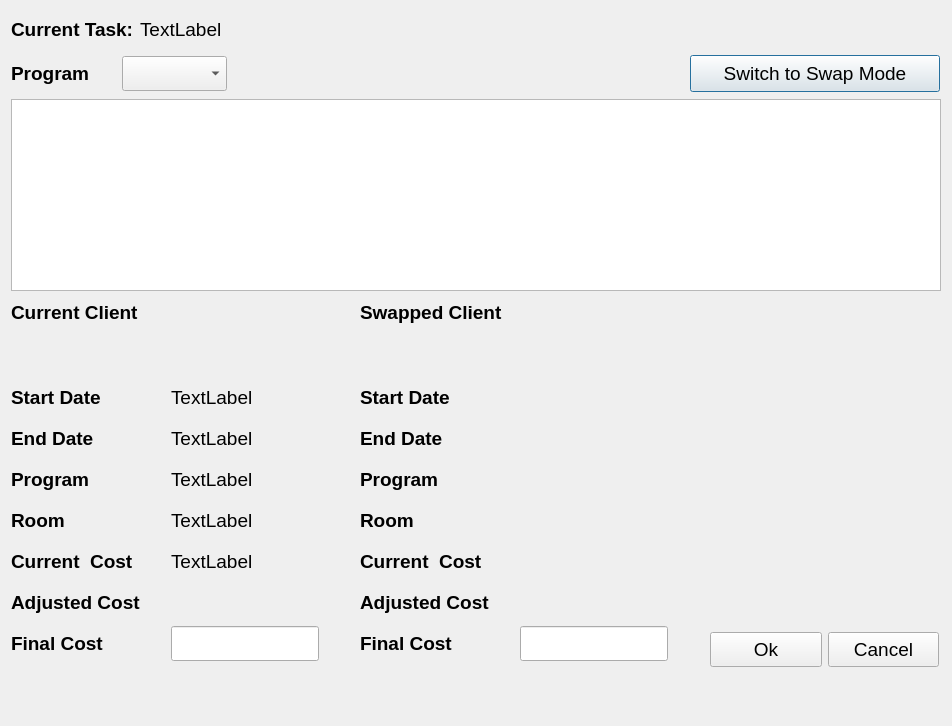
This is ArcApp/editrooms.ui in Arc-Project/Arc as Qt 5 draws it before an edit. The edited form follows.
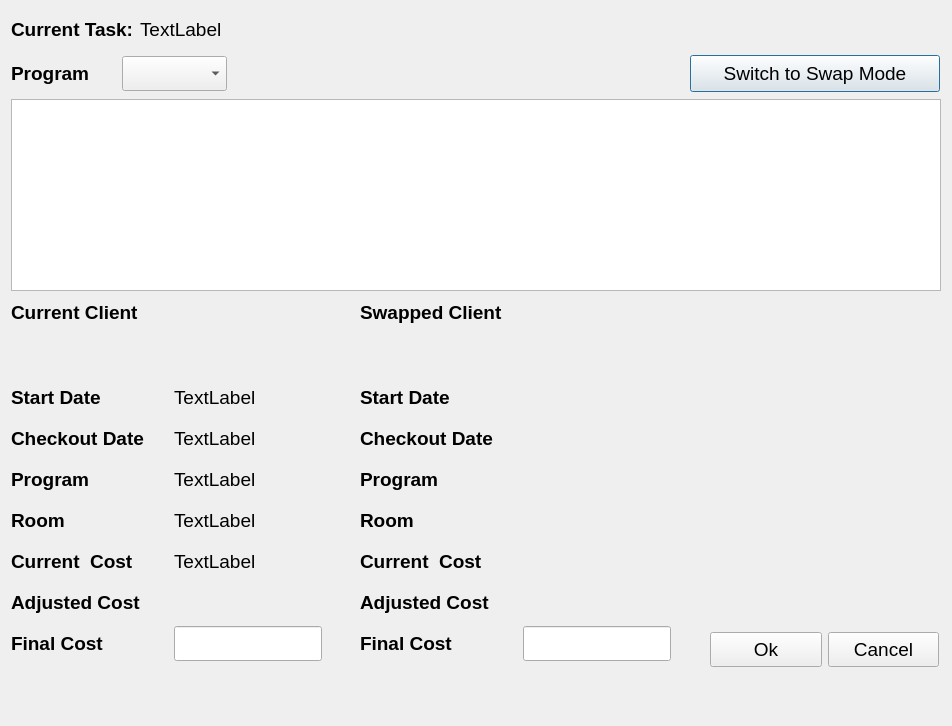
This is the edited form.

```diff
--- a/ArcApp/editrooms.ui
+++ b/ArcApp/editrooms.ui
@@ -98,7 +98,7 @@
     <rect>
      <x>11</x>
      <y>380</y>
-     <width>341</width>
+     <width>351</width>
      <height>289</height>
     </rect>
    </property>
@@ -160,7 +160,7 @@
        </font>
       </property>
       <property name="text">
-       <string>End Date</string>
+       <string>Checkout Date</string>
       </property>
      </widget>
     </item>
@@ -388,7 +388,7 @@
     <rect>
      <x>360</x>
      <y>380</y>
-     <width>341</width>
+     <width>351</width>
      <height>289</height>
     </rect>
    </property>
@@ -450,7 +450,7 @@
        </font>
       </property>
       <property name="text">
-       <string>End Date</string>
+       <string>Checkout Date</string>
       </property>
      </widget>
     </item>
```
